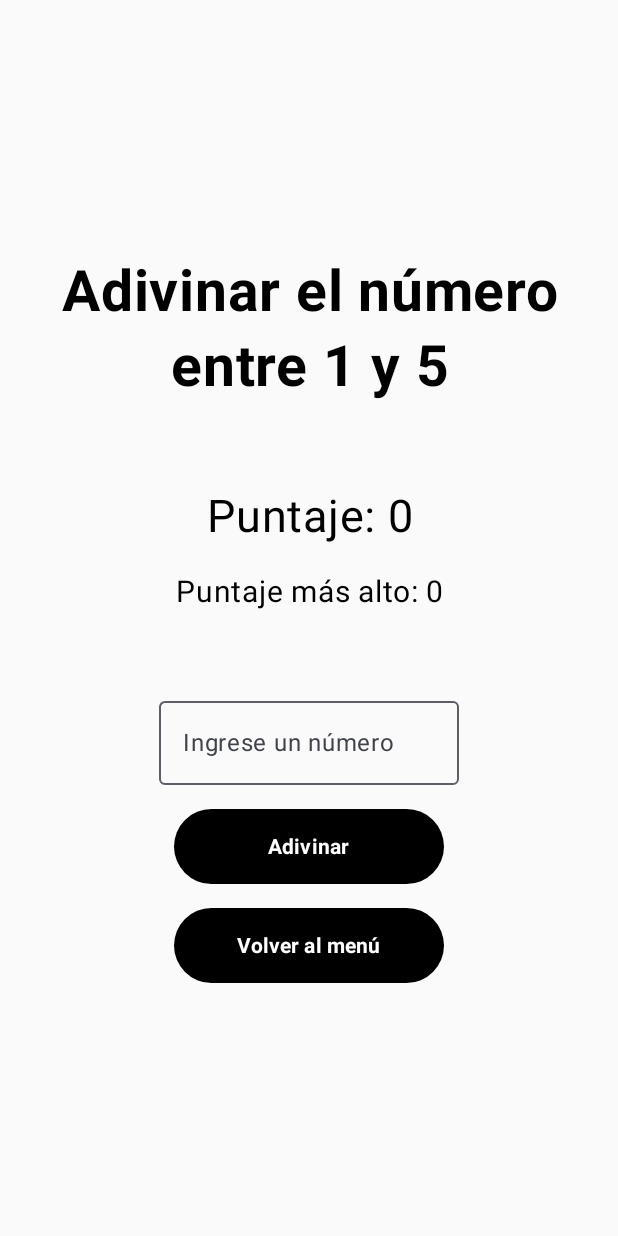
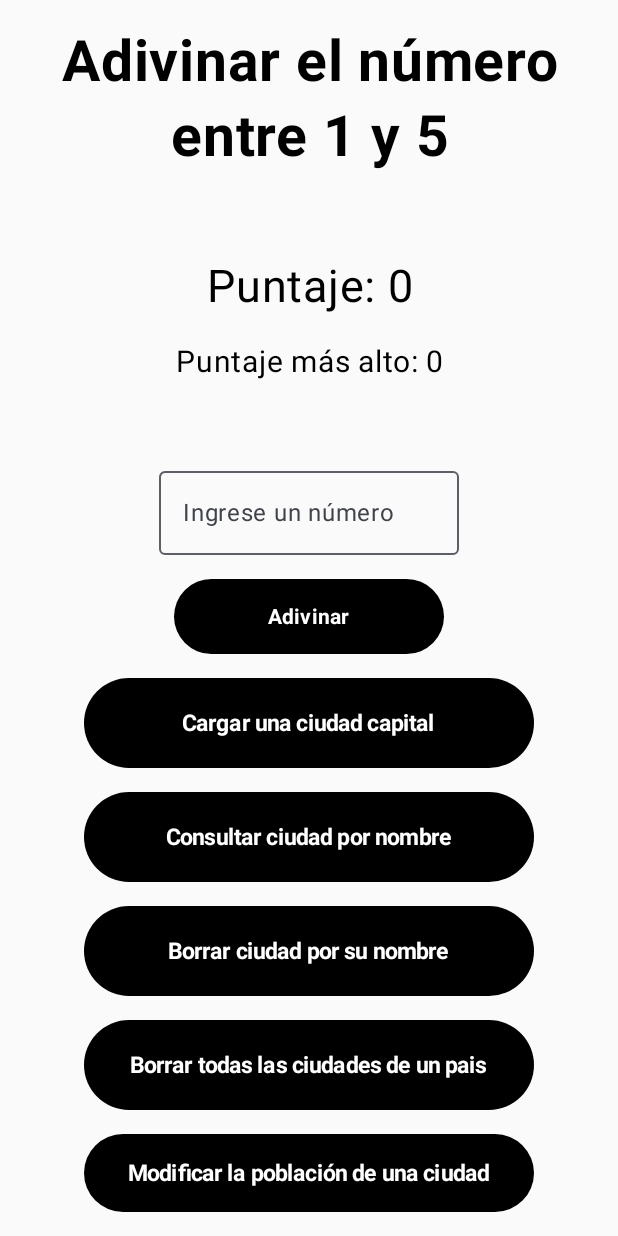
Before and after one commit to oriana-monaldi/Kotlin-random-number-and-city-manager, an Android app built with Jetpack Compose: the screen it shows after launch (MainActivity), after a tap on "Adivinar el número", on a phone screen of 412 x 824 dp. Run offline under Robolectric (Android 15) with nearby library versions, the phone set to English and light mode, and no system bars.

Commit message:
city buttons

```diff
--- a/app/src/main/java/com/example/kotlin_random_number_and_city_manager/MainActivity.kt
+++ b/app/src/main/java/com/example/kotlin_random_number_and_city_manager/MainActivity.kt
@@ -33,6 +33,25 @@ class MainActivity : ComponentActivity() {
                 Menu()
             }
         }
+    }
+}
+@Composable
+fun CityModuleButton(text: String, onClick: () -> Unit) {
+    Button(
+        onClick = onClick,
+        modifier = Modifier
+            .width(300.dp)
+            .height(60.dp),
+        colors = ButtonDefaults.buttonColors(
+            containerColor = Color.Black,
+            contentColor = Color.White
+        )
+    ) {
+        Text(
+            text = text,
+            fontSize = 15.sp,
+            fontWeight = FontWeight.Bold
+        )
     }
 }
 
@@ -103,7 +122,45 @@ fun Menu() {
 
             Spacer(modifier = Modifier.height(16.dp))
 
-            ModuleButton("Volver al menú", onClick = {
+            CityModuleButton("Cargar una ciudad capital", onClick = {
+                selectedModule.value = "Cargar una ciudad capital"
+                buttonsVisible.value = true
+                resetGame(score, attempts, randomNumber)
+            })
+
+            Spacer(modifier = Modifier.height(16.dp))
+
+            CityModuleButton("Consultar ciudad por nombre" , onClick = {
+                selectedModule.value = "Consultar ciudad por nombre"
+                buttonsVisible.value = true
+                resetGame(score, attempts, randomNumber)
+            })
+
+            Spacer(modifier = Modifier.height(16.dp))
+
+            CityModuleButton("Borrar ciudad por su nombre", onClick = {
+                selectedModule.value = "Borrar ciudad por su nombre"
+                buttonsVisible.value = true
+                resetGame(score, attempts, randomNumber)
+            })
+
+            Spacer(modifier = Modifier.height(16.dp))
+
+            CityModuleButton("Borrar todas las ciudades de un pais", onClick = {
+                selectedModule.value = "Borrar todas las ciudades de un pais"
+                buttonsVisible.value = true
+                resetGame(score, attempts, randomNumber)
+            })
+
+            Spacer(modifier = Modifier.height(16.dp))
+            CityModuleButton("Modificar la población de una ciudad", onClick = {
+                selectedModule.value = "Modificar la población de una ciudad"
+                buttonsVisible.value = true
+                resetGame(score, attempts, randomNumber)
+            })
+
+            Spacer(modifier = Modifier.height(16.dp))
+            CityModuleButton("Volver al menú", onClick = {
                 selectedModule.value = "Seleccione un Módulo"
                 buttonsVisible.value = true
                 resetGame(score, attempts, randomNumber)
```
